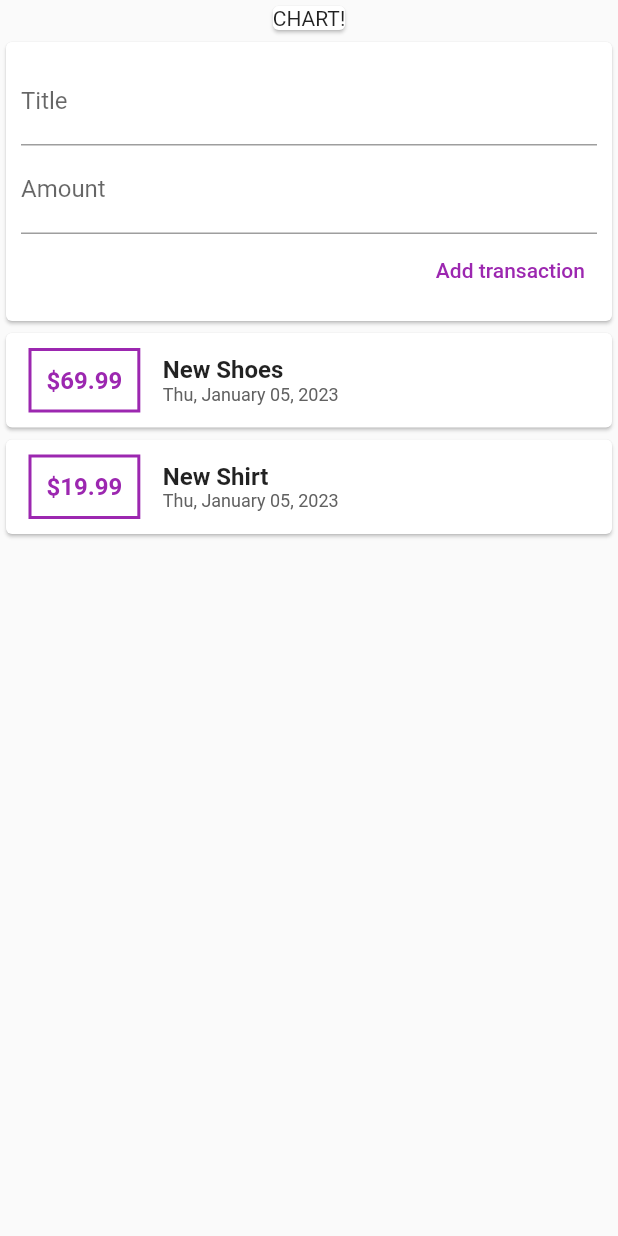
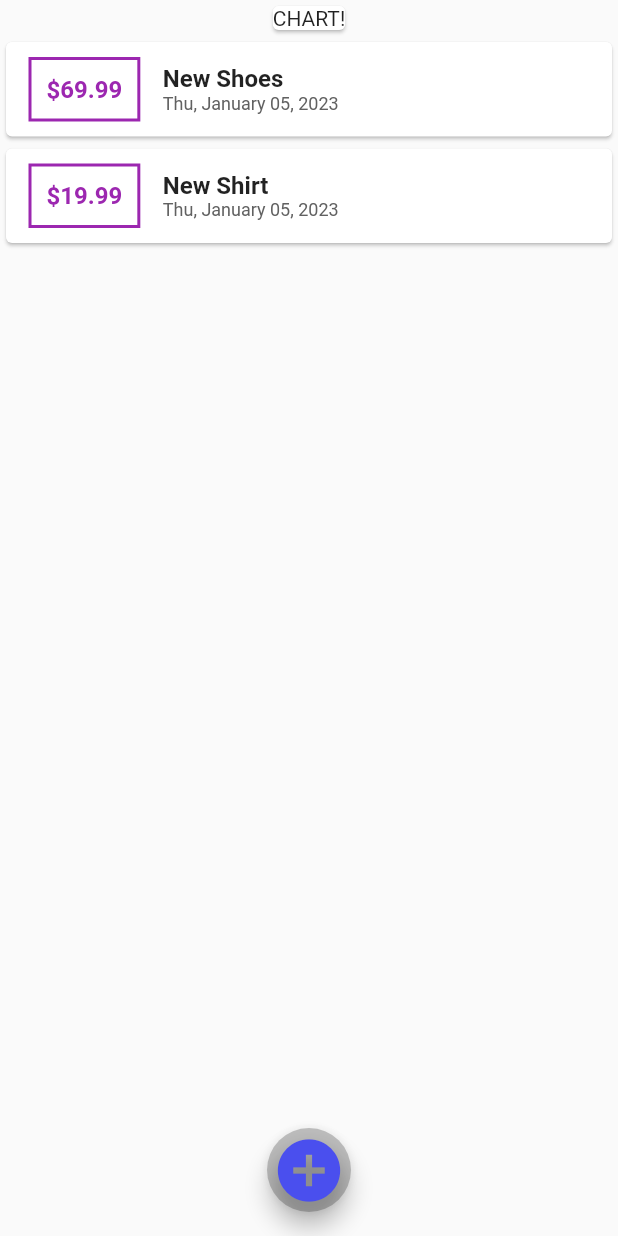
Before and after one commit to kopiHyper/expenses_tracker, a Flutter app: the screen it shows after launch, on a phone screen of 412 x 824 dp. Run offline on Flutter 3.47's test engine with Material 2 defaults, Android fonts, the phone set to English and light mode, and no system bars.

```diff
--- a/lib/main.dart
+++ b/lib/main.dart
@@ -1,4 +1,6 @@
-import './widgets/user_transaction.dart';
+import './widgets/new_transaction.dart';
+import '../widgets/transaction_list.dart';
+import '../models/transaction.dart';
 import 'package:flutter/material.dart';
 import 'dart:core';
 
@@ -16,9 +18,48 @@ class MyWidget extends StatelessWidget {
   }
 }
 
-class MyHomePage extends StatelessWidget {
-  final titleController = TextEditingController();
-  final amountController = TextEditingController();
+class MyHomePage extends StatefulWidget {
+  @override
+  State<MyHomePage> createState() => _MyHomePageState();
+}
+
+class _MyHomePageState extends State<MyHomePage> {
+  final List<Transaction> _userTransactions = [
+    Transaction(
+      id: 't1',
+      title: 'New Shoes',
+      amount: 69.99,
+      date: DateTime.now(),
+    ),
+    Transaction(
+      id: 't2',
+      title: 'New Shirt',
+      amount: 19.99,
+      date: DateTime.now(),
+    )
+  ];
+
+  void _addNewTransaction(String txTitle, double txAmount) {
+    final newTx = Transaction(
+      title: txTitle,
+      amount: txAmount,
+      date: DateTime.now(),
+      id: DateTime.now.toString(),
+    );
+
+    setState(() {
+      _userTransactions.add(newTx);
+    });
+  }
+
+  void _showAddNewSheet(BuildContext ctx) {
+    showModalBottomSheet(
+      context: ctx,
+      builder: (_) {
+        return NewTransaction(_addNewTransaction);
+      },
+    );
+  }
 
   @override
   Widget build(BuildContext context) {
@@ -33,11 +74,21 @@ class MyHomePage extends StatelessWidget {
               Card(
                 child: Text('CHART!'),
               ),
-              UserTransaction(),
+              TransactionList(_userTransactions),
             ],
           ),
         ),
       ),
+      floatingActionButtonLocation: FloatingActionButtonLocation.centerFloat,
+      floatingActionButton: FloatingActionButton(
+        backgroundColor: Color.fromARGB(55, 0, 0, 0),
+        child: Icon(
+          Icons.add_circle,
+          size: 50,
+          color: Color.fromARGB(255, 74, 79, 238),
+        ),
+        onPressed: () => _showAddNewSheet(context),
+      ),
     );
   }
 }
--- a/lib/widgets/user_transaction.dart
+++ /dev/null
@@ -1,51 +0,0 @@
-import 'package:flutter/material.dart';
-import '../widgets/new_transaction.dart';
-import '../widgets/transaction_list.dart';
-import '../models/transaction.dart';
-
-class UserTransaction extends StatefulWidget {
-  const UserTransaction({super.key});
-
-  @override
-  State<UserTransaction> createState() => _UserTransactionState();
-}
-
-class _UserTransactionState extends State<UserTransaction> {
-  final List<Transaction> _userTransactions = [
-    Transaction(
-      id: 't1',
-      title: 'New Shoes',
-      amount: 69.99,
-      date: DateTime.now(),
-    ),
-    Transaction(
-      id: 't2',
-      title: 'New Shirt',
-      amount: 19.99,
-      date: DateTime.now(),
-    )
-  ];
-
-  void _addNewTransaction(String txTitle, double txAmount) {
-    final newTx = Transaction(
-      title: txTitle,
-      amount: txAmount,
-      date: DateTime.now(),
-      id: DateTime.now.toString(),
-    );
-
-    setState(() {
-      _userTransactions.add(newTx);
-    });
-  }
-
-  @override
-  Widget build(BuildContext context) {
-    return Column(
-      children: [
-        NewTransaction(_addNewTransaction),
-        TransactionList(_userTransactions),
-      ],
-    );
-  }
-}
```
